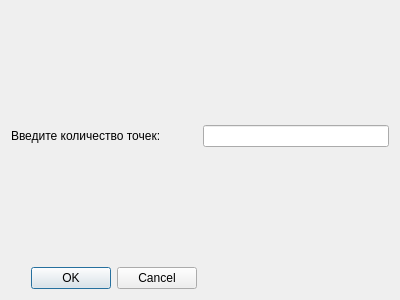
First picture: the form in Actions/AddGraphs/addgraphdialog.ui, repository GirvitAlexander/Graph, before the edit.
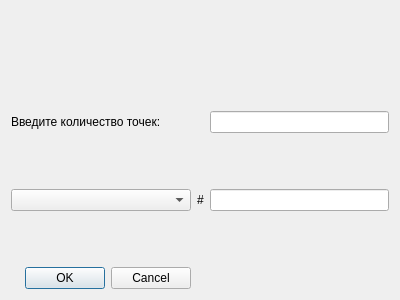
Second picture: the form after the edit.

Commit message: Color choice and resize

Patch:
```diff
--- a/Actions/AddGraphs/addgraphdialog.ui
+++ b/Actions/AddGraphs/addgraphdialog.ui
@@ -14,7 +14,40 @@
    <string>Dialog</string>
   </property>
   <layout class="QGridLayout" name="gridLayout">
+   <item row="2" column="0">
+    <widget class="QLabel" name="label">
+     <property name="text">
+      <string>Введите количество точек:</string>
+     </property>
+    </widget>
+   </item>
+   <item row="4" column="1">
+    <widget class="QLabel" name="label_3">
+     <property name="text">
+      <string>#</string>
+     </property>
+    </widget>
+   </item>
    <item row="3" column="0">
+    <spacer name="verticalSpacer_3">
+     <property name="orientation">
+      <enum>Qt::Vertical</enum>
+     </property>
+     <property name="sizeHint" stdset="0">
+      <size>
+       <width>20</width>
+       <height>40</height>
+      </size>
+     </property>
+    </spacer>
+   </item>
+   <item row="2" column="2">
+    <widget class="QLineEdit" name="numEdit"/>
+   </item>
+   <item row="4" column="0">
+    <widget class="QComboBox" name="comboBox"/>
+   </item>
+   <item row="6" column="0">
     <widget class="QDialogButtonBox" name="buttonBox">
      <property name="orientation">
       <enum>Qt::Horizontal</enum>
@@ -24,29 +57,6 @@
      </property>
     </widget>
    </item>
-   <item row="2" column="0">
-    <spacer name="verticalSpacer">
-     <property name="orientation">
-      <enum>Qt::Vertical</enum>
-     </property>
-     <property name="sizeHint" stdset="0">
-      <size>
-       <width>20</width>
-       <height>40</height>
-      </size>
-     </property>
-    </spacer>
-   </item>
-   <item row="1" column="1">
-    <widget class="QLineEdit" name="numEdit"/>
-   </item>
-   <item row="1" column="0">
-    <widget class="QLabel" name="label">
-     <property name="text">
-      <string>Введите количество точек:</string>
-     </property>
-    </widget>
-   </item>
    <item row="0" column="0">
     <spacer name="verticalSpacer_2">
      <property name="orientation">
@@ -60,6 +70,35 @@
      </property>
     </spacer>
    </item>
+   <item row="4" column="2">
+    <widget class="QLineEdit" name="colorEdit"/>
+   </item>
+   <item row="5" column="0">
+    <spacer name="verticalSpacer">
+     <property name="orientation">
+      <enum>Qt::Vertical</enum>
+     </property>
+     <property name="sizeHint" stdset="0">
+      <size>
+       <width>20</width>
+       <height>40</height>
+      </size>
+     </property>
+    </spacer>
+   </item>
+   <item row="1" column="0">
+    <spacer name="verticalSpacer_4">
+     <property name="orientation">
+      <enum>Qt::Vertical</enum>
+     </property>
+     <property name="sizeHint" stdset="0">
+      <size>
+       <width>20</width>
+       <height>40</height>
+      </size>
+     </property>
+    </spacer>
+   </item>
   </layout>
  </widget>
  <resources/>
```
The commit also changes 12 other files.
